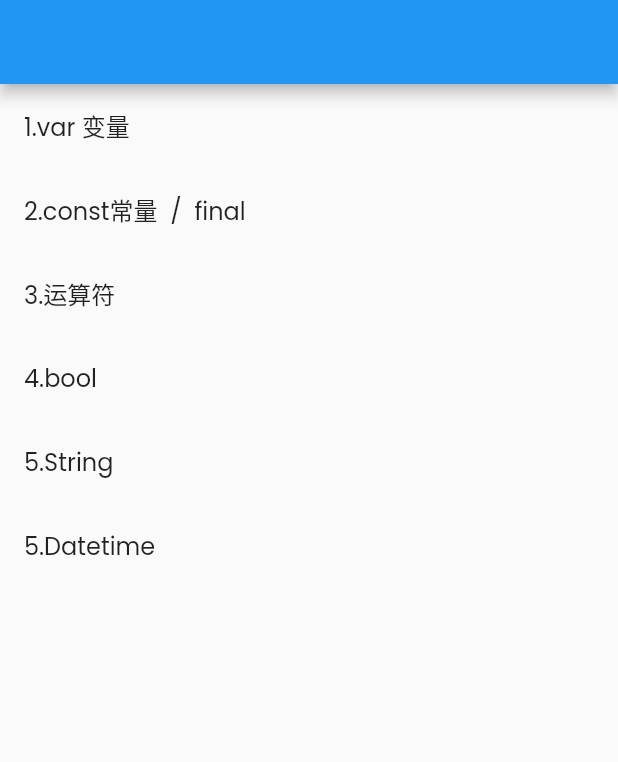
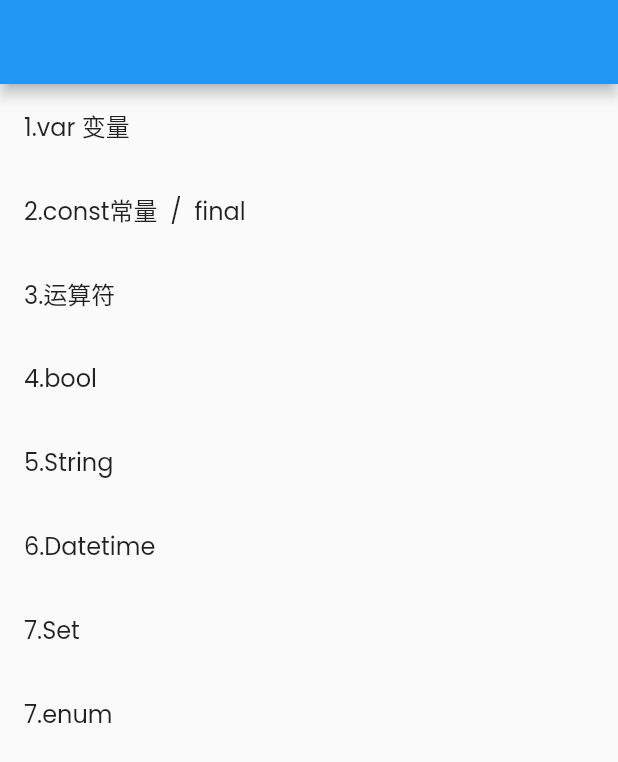
Before and after one commit to Shineforword/lyxy, a Flutter app: the LyDart screen opened directly, on a phone screen of 412 x 824 dp. Shown: the top 762 px of the screen. Run offline on Flutter 3.47's test engine with Material 2 defaults, Android fonts, the phone set to English and light mode, and no system bars; our stand-ins replace extended_image, flutter_markdown; missing offline and left inert: markdown_syntax_highlighter, wechat_assets_picker; network calls fail.

Commit message:
[dart - set enum ]

```diff
--- a/lib/explore/dart/ly_dart.dart
+++ b/lib/explore/dart/ly_dart.dart
@@ -29,8 +29,14 @@ class LyDart extends StatelessWidget {
               title: "5.String",
               page: LyxyCodes(mdpwd: "lib/assets/markdown/dart/string.md")),
           LyxyExploreItem(
-              title: "5.Datetime",
+              title: "6.Datetime",
               page: LyxyCodes(mdpwd: "lib/assets/markdown/dart/datetime.md")),
+          LyxyExploreItem(
+              title: "7.Set",
+              page: LyxyCodes(mdpwd: "lib/assets/markdown/dart/set.md")),
+          LyxyExploreItem(
+              title: "7.enum",
+              page: LyxyCodes(mdpwd: "lib/assets/markdown/dart/enum.md")),
         ],
       ),
     );
```
Also changed, not shown: 2 other files.
